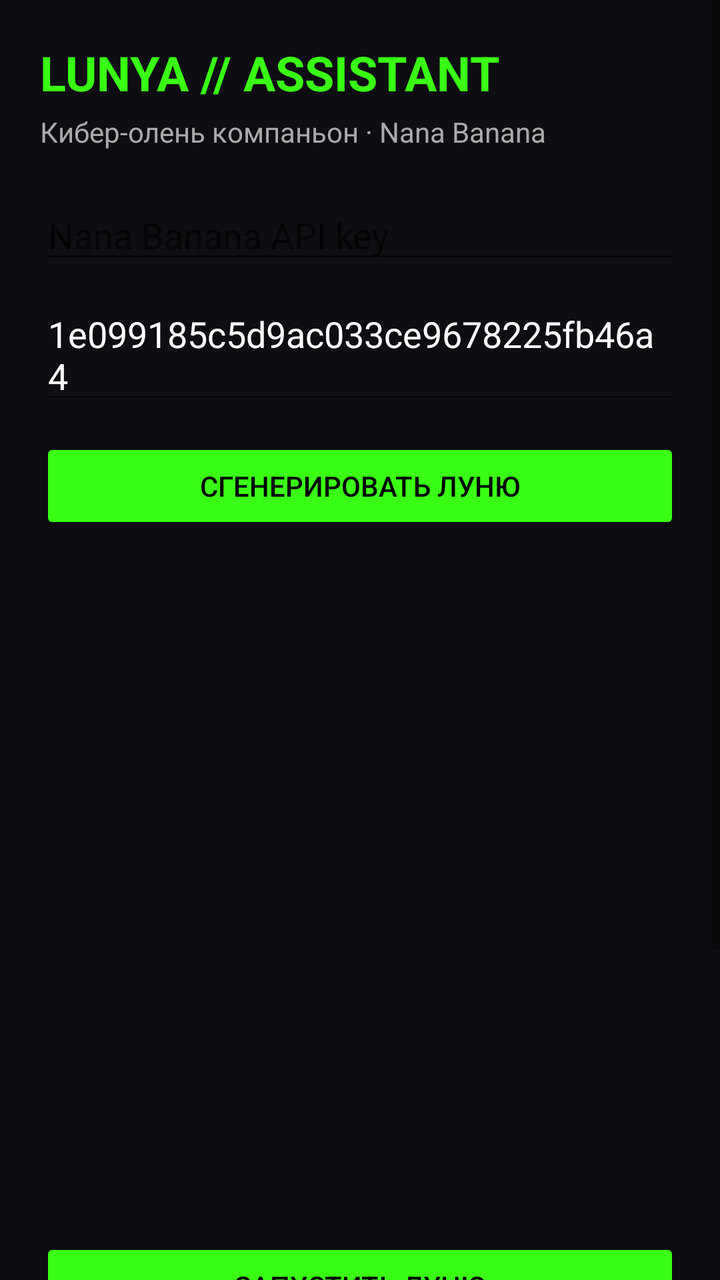
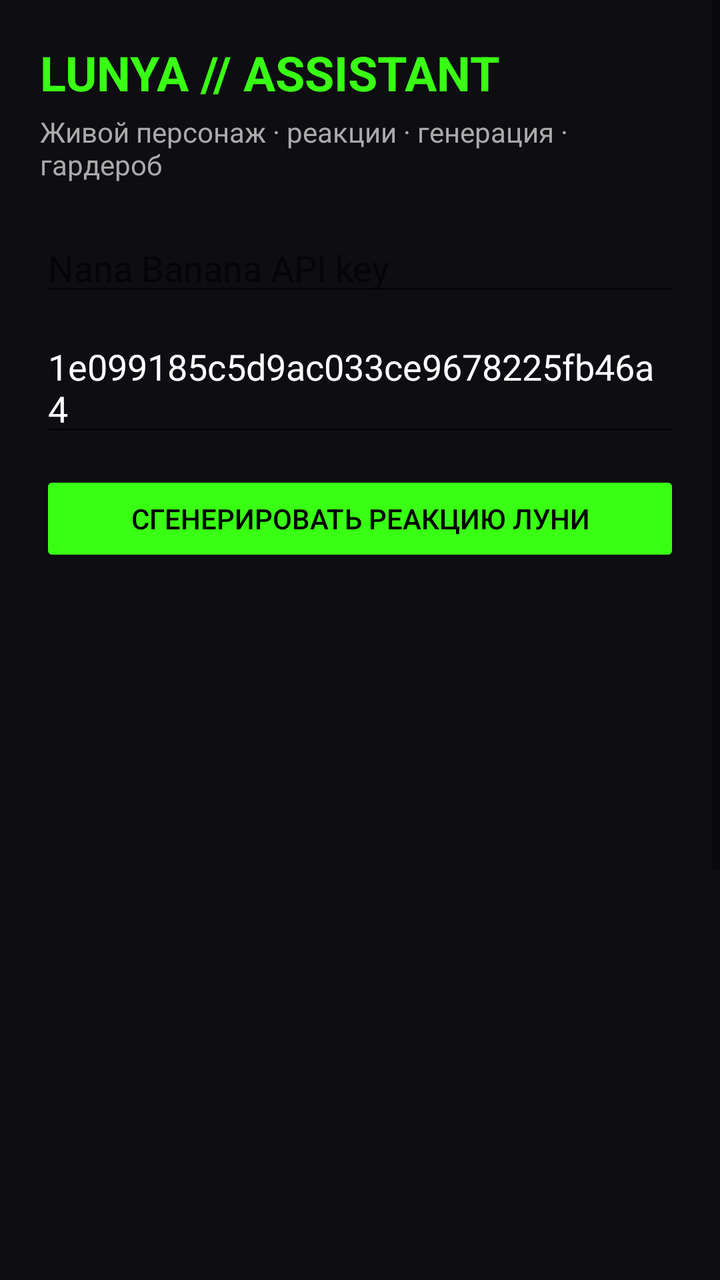

Before-and-after screenshots of an Android layout around one commit, followed by the original layout XML and the change that was made.
<!-- AndroidManifest.xml: activity theme Theme.LunyaAssistant -->
<!-- res/layout/activity_main.xml -->
<?xml version="1.0" encoding="utf-8"?>
<ScrollView xmlns:android="http://schemas.android.com/apk/res/android" android:layout_width="match_parent" android:layout_height="match_parent" android:background="#0D0D12">
<LinearLayout android:layout_width="match_parent" android:layout_height="wrap_content" android:orientation="vertical" android:padding="20dp">
<TextView android:layout_width="wrap_content" android:layout_height="wrap_content" android:text="LUNYA // ASSISTANT" android:textColor="#39FF14" android:textSize="24sp" android:textStyle="bold"/>
<TextView android:layout_width="wrap_content" android:layout_height="wrap_content" android:layout_marginTop="4dp" android:text="Кибер-олень компаньон · Nana Banana" android:textColor="#AAAAAA" android:textSize="14sp"/>
<EditText android:id="@+id/apiKeyInput" android:layout_width="match_parent" android:layout_height="wrap_content" android:layout_marginTop="20dp" android:hint="Nana Banana API key" android:inputType="textPassword" android:textColor="#FFFFFF" android:hintTextColor="#777777"/>
<EditText android:id="@+id/taskIdInput" android:layout_width="match_parent" android:layout_height="wrap_content" android:layout_marginTop="8dp" android:hint="taskId" android:text="1e099185c5d9ac033ce9678225fb46a4" android:textColor="#FFFFFF" android:hintTextColor="#777777"/>
<Button android:id="@+id/btnGenerateLunya" android:layout_width="match_parent" android:layout_height="wrap_content" android:layout_marginTop="12dp" android:text="Сгенерировать Луню" android:backgroundTint="#39FF14" android:textColor="#000000"/>
<ProgressBar android:id="@+id/generationProgress" android:layout_width="wrap_content" android:layout_height="wrap_content" android:layout_gravity="center" android:visibility="gone"/>
<ImageView android:id="@+id/generatedImage" android:layout_width="match_parent" android:layout_height="320dp" android:layout_marginTop="12dp" android:scaleType="fitCenter" android:contentDescription="Сгенерированная Лунья"/>
<Button android:id="@+id/btnStartLunya" android:layout_width="match_parent" android:layout_height="wrap_content" android:layout_marginTop="20dp" android:text="Запустить Луню" android:backgroundTint="#39FF14" android:textColor="#000000"/>
<Button android:id="@+id/btnStopLunya" android:layout_width="match_parent" android:layout_height="wrap_content" android:layout_marginTop="8dp" android:text="Отозвать Луню" android:backgroundTint="#333333" android:textColor="#FFFFFF"/>
<Button android:id="@+id/btnAccessibility" android:layout_width="match_parent" android:layout_height="wrap_content" android:layout_marginTop="16dp" android:text="Служба доступности" android:backgroundTint="#222233" android:textColor="#39FF14"/>
<Button android:id="@+id/btnNotificationAccess" android:layout_width="match_parent" android:layout_height="wrap_content" android:layout_marginTop="8dp" android:text="Доступ к уведомлениям" android:backgroundTint="#222233" android:textColor="#39FF14"/>
</LinearLayout>
</ScrollView>
<!-- resources referenced by this layout -->
<resources>
  <style name="Theme.LunyaAssistant" parent="Theme.MaterialComponents.DayNight.NoActionBar">
          <item name="colorPrimary">@color/toxic_lime</item>
          <item name="colorPrimaryVariant">@color/toxic_lime_dark</item>
          <item name="colorOnPrimary">@color/matte_black</item>
          <item name="colorSecondary">@color/glitch_red</item>
          <item name="android:windowBackground">@color/matte_black</item>
          <item name="android:statusBarColor">@color/matte_black</item>
          <item name="android:navigationBarColor">@color/matte_black</item>
      </style>
  <color name="toxic_lime">#39FF14</color>
  <color name="toxic_lime_dark">#22AA08</color>
  <color name="matte_black">#0D0D11</color>
  <color name="glitch_red">#FF003F</color>
</resources>

<!-- the commit's change to res/layout/activity_main.xml (unified diff, before → after) -->
@@ -1,16 +1,17 @@
 <?xml version="1.0" encoding="utf-8"?>
-<ScrollView xmlns:android="http://schemas.android.com/apk/res/android" android:layout_width="match_parent" android:layout_height="match_parent" android:background="#0D0D12">
+<ScrollView xmlns:android="http://schemas.android.com/apk/res/android" android:layout_width="match_parent" android:layout_height="match_parent" android:background="#0D0D12" android:fillViewport="true">
 <LinearLayout android:layout_width="match_parent" android:layout_height="wrap_content" android:orientation="vertical" android:padding="20dp">
 <TextView android:layout_width="wrap_content" android:layout_height="wrap_content" android:text="LUNYA // ASSISTANT" android:textColor="#39FF14" android:textSize="24sp" android:textStyle="bold"/>
-<TextView android:layout_width="wrap_content" android:layout_height="wrap_content" android:layout_marginTop="4dp" android:text="Кибер-олень компаньон · Nana Banana" android:textColor="#AAAAAA" android:textSize="14sp"/>
+<TextView android:layout_width="wrap_content" android:layout_height="wrap_content" android:layout_marginTop="4dp" android:text="Живой персонаж · реакции · генерация · гардероб" android:textColor="#AAAAAA" android:textSize="14sp"/>
 <EditText android:id="@+id/apiKeyInput" android:layout_width="match_parent" android:layout_height="wrap_content" android:layout_marginTop="20dp" android:hint="Nana Banana API key" android:inputType="textPassword" android:textColor="#FFFFFF" android:hintTextColor="#777777"/>
 <EditText android:id="@+id/taskIdInput" android:layout_width="match_parent" android:layout_height="wrap_content" android:layout_marginTop="8dp" android:hint="taskId" android:text="1e099185c5d9ac033ce9678225fb46a4" android:textColor="#FFFFFF" android:hintTextColor="#777777"/>
-<Button android:id="@+id/btnGenerateLunya" android:layout_width="match_parent" android:layout_height="wrap_content" android:layout_marginTop="12dp" android:text="Сгенерировать Луню" android:backgroundTint="#39FF14" android:textColor="#000000"/>
+<Button android:id="@+id/btnGenerateLunya" android:layout_width="match_parent" android:layout_height="wrap_content" android:layout_marginTop="12dp" android:text="Сгенерировать реакцию Луни" android:backgroundTint="#39FF14" android:textColor="#000000"/>
 <ProgressBar android:id="@+id/generationProgress" android:layout_width="wrap_content" android:layout_height="wrap_content" android:layout_gravity="center" android:visibility="gone"/>
-<ImageView android:id="@+id/generatedImage" android:layout_width="match_parent" android:layout_height="320dp" android:layout_marginTop="12dp" android:scaleType="fitCenter" android:contentDescription="Сгенерированная Лунья"/>
+<ImageView android:id="@+id/generatedImage" android:layout_width="match_parent" android:layout_height="320dp" android:layout_marginTop="12dp" android:scaleType="fitCenter" android:contentDescription="Сгенерированная реакция Луни"/>
 <Button android:id="@+id/btnStartLunya" android:layout_width="match_parent" android:layout_height="wrap_content" android:layout_marginTop="20dp" android:text="Запустить Луню" android:backgroundTint="#39FF14" android:textColor="#000000"/>
 <Button android:id="@+id/btnStopLunya" android:layout_width="match_parent" android:layout_height="wrap_content" android:layout_marginTop="8dp" android:text="Отозвать Луню" android:backgroundTint="#333333" android:textColor="#FFFFFF"/>
 <Button android:id="@+id/btnAccessibility" android:layout_width="match_parent" android:layout_height="wrap_content" android:layout_marginTop="16dp" android:text="Служба доступности" android:backgroundTint="#222233" android:textColor="#39FF14"/>
 <Button android:id="@+id/btnNotificationAccess" android:layout_width="match_parent" android:layout_height="wrap_content" android:layout_marginTop="8dp" android:text="Доступ к уведомлениям" android:backgroundTint="#222233" android:textColor="#39FF14"/>
+<TextView android:layout_width="match_parent" android:layout_height="wrap_content" android:layout_marginTop="18dp" android:text="Реакции: вход, запуск, уведомления, действия пользователя. Гардероб: Cozy, Nana Banana, Toxic Street, Cyber Maid, Arcade, Midnight и Crimson Root." android:textColor="#888888" android:textSize="12sp"/>
 </LinearLayout>
 </ScrollView>
